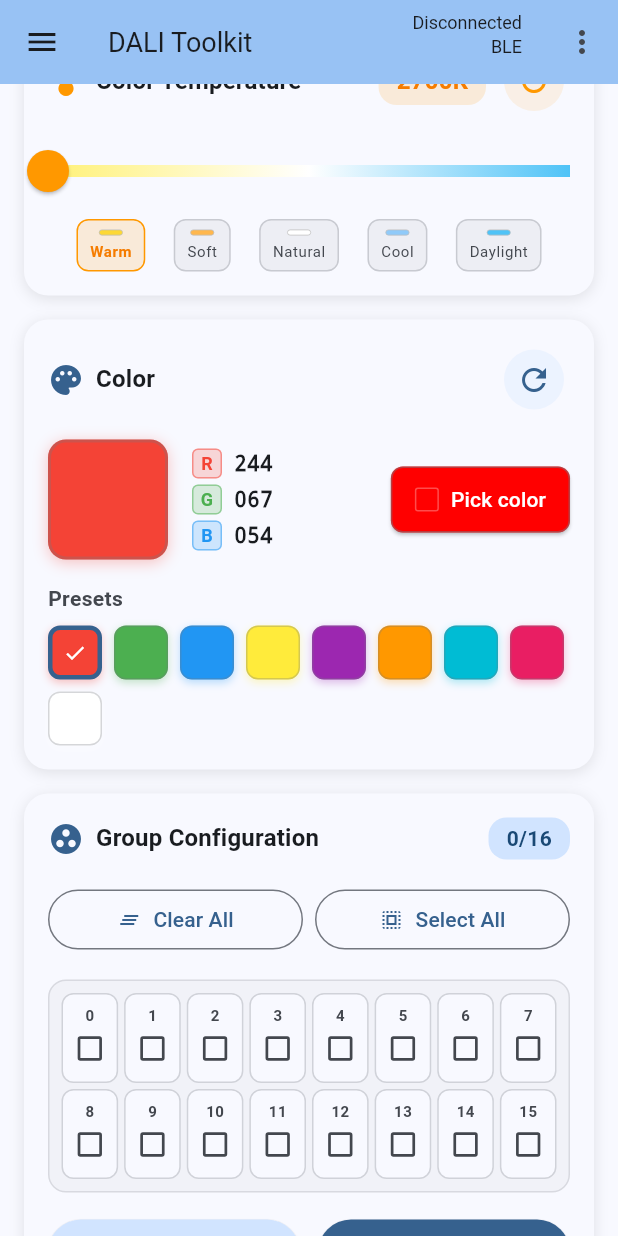
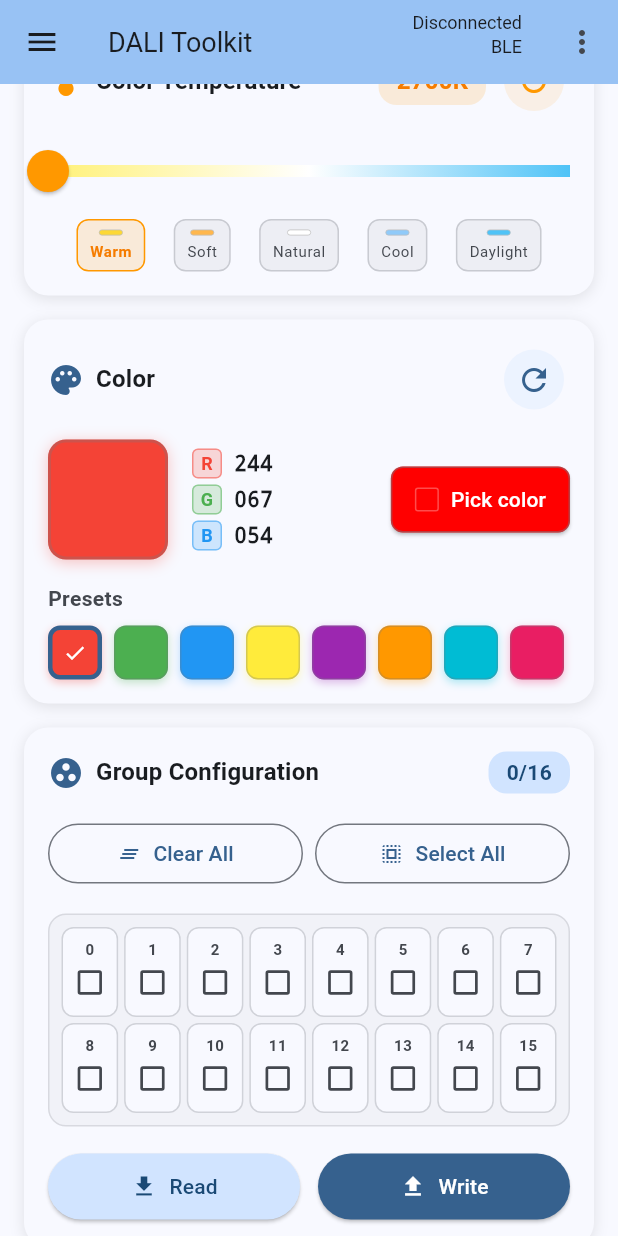
Before and after one commit to tonylu00/DALI-Toolkit, a Flutter app: the screen it shows after launch, scrolled down 576 dp, on a phone screen of 412 x 824 dp. Run offline on Flutter 3.47's test engine with Material 3 defaults, Android fonts, the phone set to English and light mode, and no system bars; our stand-ins replace easy_localization, firebase_analytics, firebase_core, fluttertoast, shared_preferences, web; missing offline and left inert: dart:js_interop, serial, universal_ble; accounts and stored records are empty.

Commit message:
remove: unused color

```diff
--- a/lib/widgets/color/color_control_widget.dart
+++ b/lib/widgets/color/color_control_widget.dart
@@ -160,7 +160,6 @@
               _buildColorPreset(Colors.orange, 'Orange'),
               _buildColorPreset(Colors.cyan, 'Cyan'),
               _buildColorPreset(Colors.pink, 'Pink'),
-              _buildColorPreset(Colors.white, 'White'),
             ],
           ),
         ],
```
